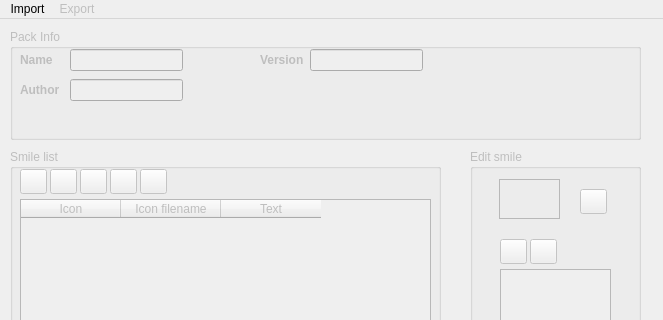
Qt form src/ui/MainWindow.ui (gkonst/qsmile) before a commit; both pictures show x 0 to 663 and y 0 to 320 of the 663 by 601 pixel window.
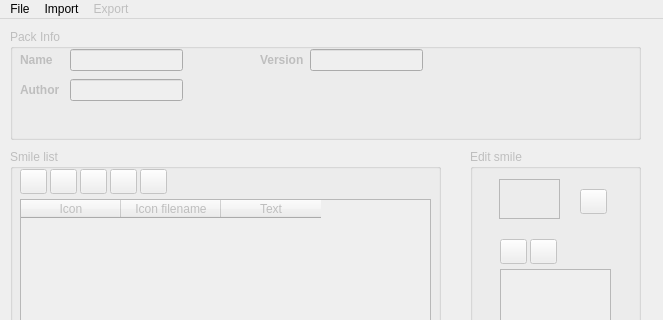
The same form after that commit. Icons and pictures are not drawn.

Patch:
```diff
--- a/src/ui/MainWindow.ui
+++ b/src/ui/MainWindow.ui
@@ -494,7 +494,7 @@
      <height>28</height>
     </rect>
    </property>
-   <widget class="QMenu" name="menuFile" >
+   <widget class="QMenu" name="menuImport" >
     <property name="title" >
      <string>Import</string>
     </property>
@@ -516,7 +516,15 @@
     <addaction name="actionExport_To_Qip" />
     <addaction name="actionExport_To_All" />
    </widget>
+   <widget class="QMenu" name="menuFile" >
+    <property name="title" >
+     <string>File</string>
+    </property>
+    <addaction name="actionNew_pack" />
+    <addaction name="actionClose_pack" />
+   </widget>
    <addaction name="menuFile" />
+   <addaction name="menuImport" />
    <addaction name="menuExport" />
   </widget>
   <widget class="QStatusBar" name="statusbar" />
```
Left out of the diff: 13 changed lines with no effect on the pictures.
